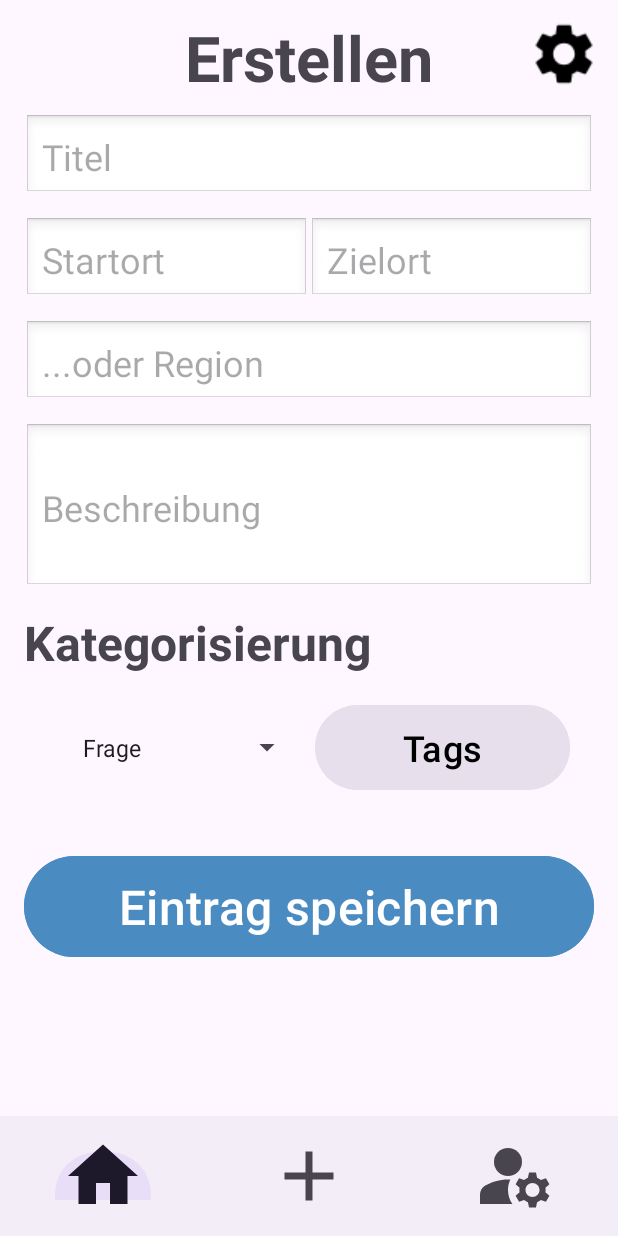
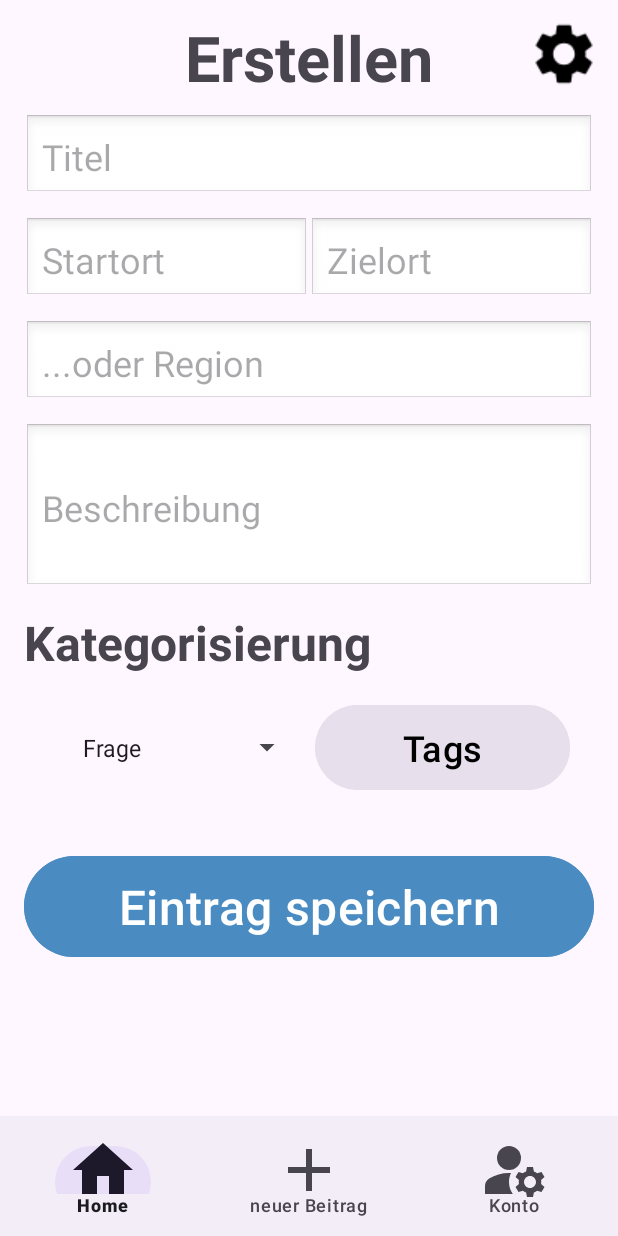
Before and after one commit to Bo960/TSUG, an Android app: the CreateActivity screen opened directly, with no data from a screen before it, on a phone screen of 412 x 824 dp. Run offline under Robolectric (Android 15) with nearby library versions, the phone set to English and light mode, and no system bars.

Commit message:
Bottom Nav Update :D

```diff
--- a/app/src/main/res/layout/activity_account.xml
+++ b/app/src/main/res/layout/activity_account.xml
@@ -452,7 +452,7 @@
         android:layout_height="wrap_content"
         android:layout_alignParentBottom="true"
         app:menu="@menu/bottom_nav"
-        app:itemIconSize="56dp"
+        app:itemIconSize="48dp"
 
         app:labelVisibilityMode="labeled"/>
 </RelativeLayout>
--- a/app/src/main/res/layout/activity_create.xml
+++ b/app/src/main/res/layout/activity_create.xml
@@ -175,7 +175,7 @@
         android:layout_height="wrap_content"
         android:layout_alignParentBottom="true"
         app:menu="@menu/bottom_nav"
-        app:itemIconSize="56dp"
+        app:itemIconSize="48dp"
 
         app:labelVisibilityMode="labeled"/>
 </RelativeLayout>
--- a/app/src/main/res/layout/activity_created_posts.xml
+++ b/app/src/main/res/layout/activity_created_posts.xml
@@ -83,7 +83,7 @@
         android:layout_height="wrap_content"
         android:layout_alignParentBottom="true"
         app:menu="@menu/bottom_nav"
-        app:itemIconSize="56dp"
+        app:itemIconSize="48dp"
 
         app:labelVisibilityMode="labeled"/>
 </RelativeLayout>
--- a/app/src/main/res/layout/activity_home.xml
+++ b/app/src/main/res/layout/activity_home.xml
@@ -91,7 +91,7 @@
         android:layout_height="wrap_content"
         android:layout_alignParentBottom="true"
         app:menu="@menu/bottom_nav"
-        app:itemIconSize="56dp"
+        app:itemIconSize="48dp"
 
         app:labelVisibilityMode="labeled"/>
 </RelativeLayout>
--- a/app/src/main/res/layout/activity_liked_posts.xml
+++ b/app/src/main/res/layout/activity_liked_posts.xml
@@ -83,7 +83,7 @@
         android:layout_height="wrap_content"
         android:layout_alignParentBottom="true"
         app:menu="@menu/bottom_nav"
-        app:itemIconSize="56dp"
+        app:itemIconSize="48dp"
 
         app:labelVisibilityMode="labeled"/>
 </RelativeLayout>
--- a/app/src/main/res/layout/activity_post.xml
+++ b/app/src/main/res/layout/activity_post.xml
@@ -379,7 +379,7 @@
         android:layout_height="wrap_content"
         android:layout_alignParentBottom="true"
         app:menu="@menu/bottom_nav"
-        app:itemIconSize="56dp"
+        app:itemIconSize="48dp"
 
         app:labelVisibilityMode="labeled"/>
 
--- a/app/src/main/res/layout/activity_search.xml
+++ b/app/src/main/res/layout/activity_search.xml
@@ -168,7 +168,7 @@
         android:layout_height="wrap_content"
         android:layout_alignParentBottom="true"
         app:menu="@menu/bottom_nav"
-        app:itemIconSize="56dp"
+        app:itemIconSize="48dp"
 
         app:labelVisibilityMode="labeled"/>
 </RelativeLayout>
--- a/app/src/main/res/layout/activity_search_results.xml
+++ b/app/src/main/res/layout/activity_search_results.xml
@@ -39,7 +39,7 @@
         android:layout_height="wrap_content"
         android:layout_alignParentBottom="true"
         app:menu="@menu/bottom_nav"
-        app:itemIconSize="56dp"
+        app:itemIconSize="48dp"
 
         app:labelVisibilityMode="labeled"/>
 
--- a/app/src/main/res/layout/activity_seen_posts.xml
+++ b/app/src/main/res/layout/activity_seen_posts.xml
@@ -82,7 +82,7 @@
         android:layout_height="wrap_content"
         android:layout_alignParentBottom="true"
         app:menu="@menu/bottom_nav"
-        app:itemIconSize="56dp"
+        app:itemIconSize="48dp"
 
         app:labelVisibilityMode="labeled"/>
 
--- a/app/src/main/res/layout/activity_settings.xml
+++ b/app/src/main/res/layout/activity_settings.xml
@@ -139,7 +139,7 @@
         android:layout_height="wrap_content"
         android:layout_alignParentBottom="true"
         app:menu="@menu/bottom_nav"
-        app:itemIconSize="56dp"
+        app:itemIconSize="48dp"
 
         app:labelVisibilityMode="labeled"/>
 </RelativeLayout>
--- a/app/src/main/res/menu/bottom_nav.xml
+++ b/app/src/main/res/menu/bottom_nav.xml
@@ -5,16 +5,19 @@
     <item
         android:id="@+id/nav_home"
         android:icon="@drawable/home"
+        android:title="Home"
         />
 
     <item
         android:id="@+id/nav_neuer_beitrag"
         android:icon="@drawable/new_post"
+        android:title="neuer Beitrag"
         />
 
     <item
         android:id="@+id/nav_account"
         android:icon="@drawable/account"
+        android:title="Konto"
         />
 
 </menu>
```
